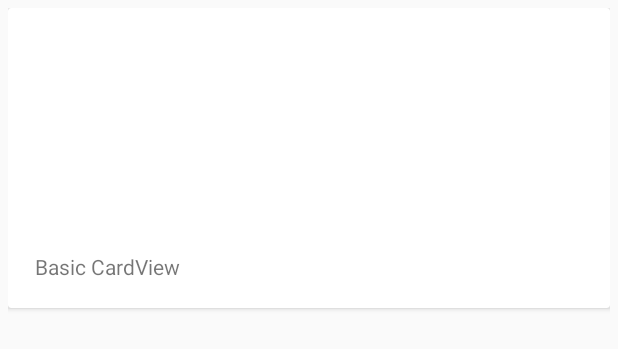
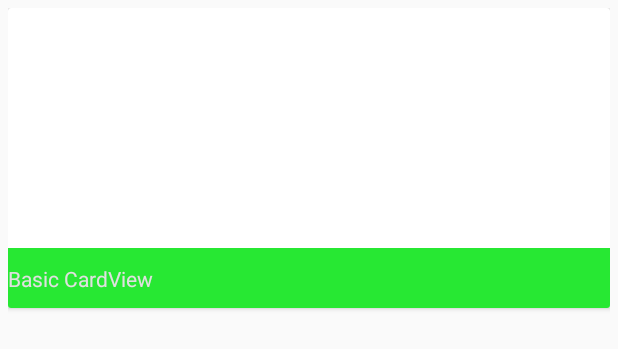
Before and after one commit to jaredkaczynski/MyUMass, an Android app: the layout dining_card_layout.xml on its own in the app's theme, with its tools: preview values and no code run, on a phone screen of 412 x 824 dp. Shown: the top 349 px of the screen. Run offline under Robolectric (Android 15) with nearby library versions, the phone set to English and light mode, and no system bars.

Commit message:
Layout adjustments and color additions

```diff
--- a/app/src/main/res/layout/dining_card_layout.xml
+++ b/app/src/main/res/layout/dining_card_layout.xml
@@ -12,17 +12,29 @@
         android:layout_gravity="center_horizontal"
         android:id="@+id/location_card"
         android:padding="10dp">
-        <TextView
+        <LinearLayout
+            android:layout_width="fill_parent"
+            android:layout_height="fill_parent"
+            android:orientation="vertical">
+
+            <ImageView
+                android:layout_width="match_parent"
+                android:layout_height="0dp"
+                android:layout_weight=".8"
+                android:id="@+id/dining_location_image" />
+
+            <TextView
             android:id="@+id/location_name"
             android:text="Basic CardView"
+                android:textColor="@color/trafficColor"
             android:layout_marginTop="0dp"
             android:layout_width="match_parent"
-            android:layout_height="match_parent"
-            android:layout_centerVertical="true"
-            android:layout_alignParentRight="true"
-            android:layout_alignParentEnd="true"
-            android:padding="18dp"
-            android:gravity="left|bottom" />
+            android:layout_height="0dp"
+            android:layout_weight=".2"
+            android:background="@color/busy0"
+                android:gravity="left|bottom"
+                android:paddingBottom="10dp" />
+        </LinearLayout>
     </android.support.v7.widget.CardView>
 
 </LinearLayout>
--- a/app/src/main/res/values/colors.xml
+++ b/app/src/main/res/values/colors.xml
@@ -4,4 +4,6 @@
     <color name="colorPrimaryDark">#003b5c</color>
     <color name="colorAccent">#5d2a2c</color>
     <color name="statusBarColo">#881c1c</color>
+    <color name="busy0">#27e833</color>
+    <color name="trafficColor">#E0E0E0</color>
 </resources>
```
